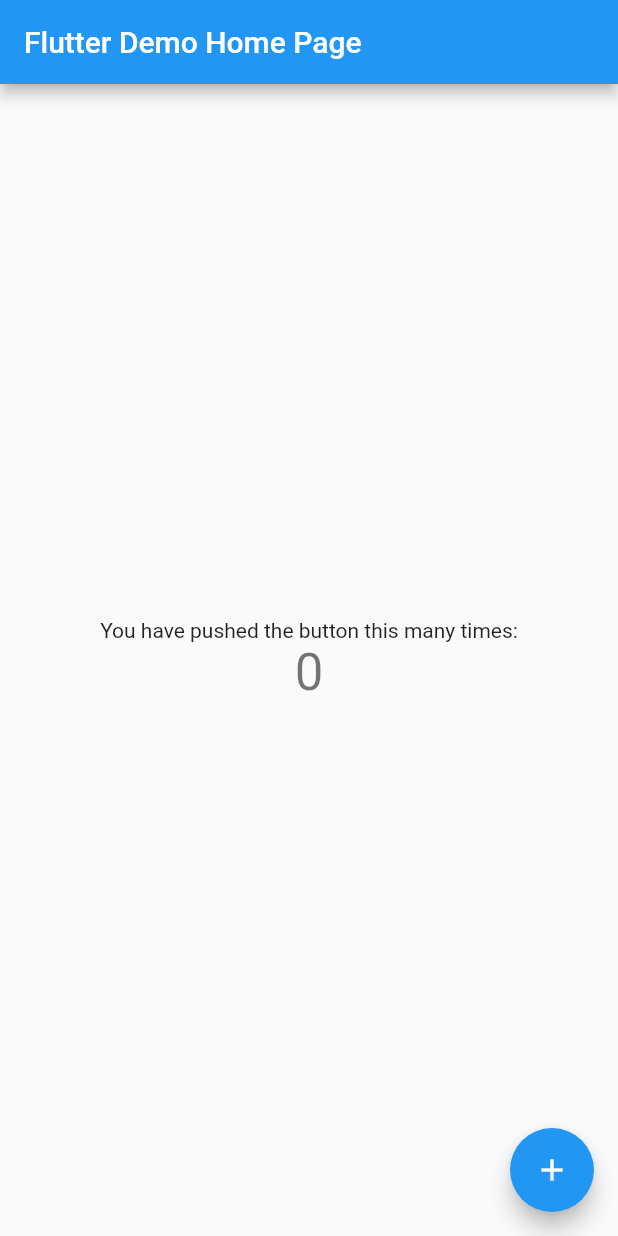
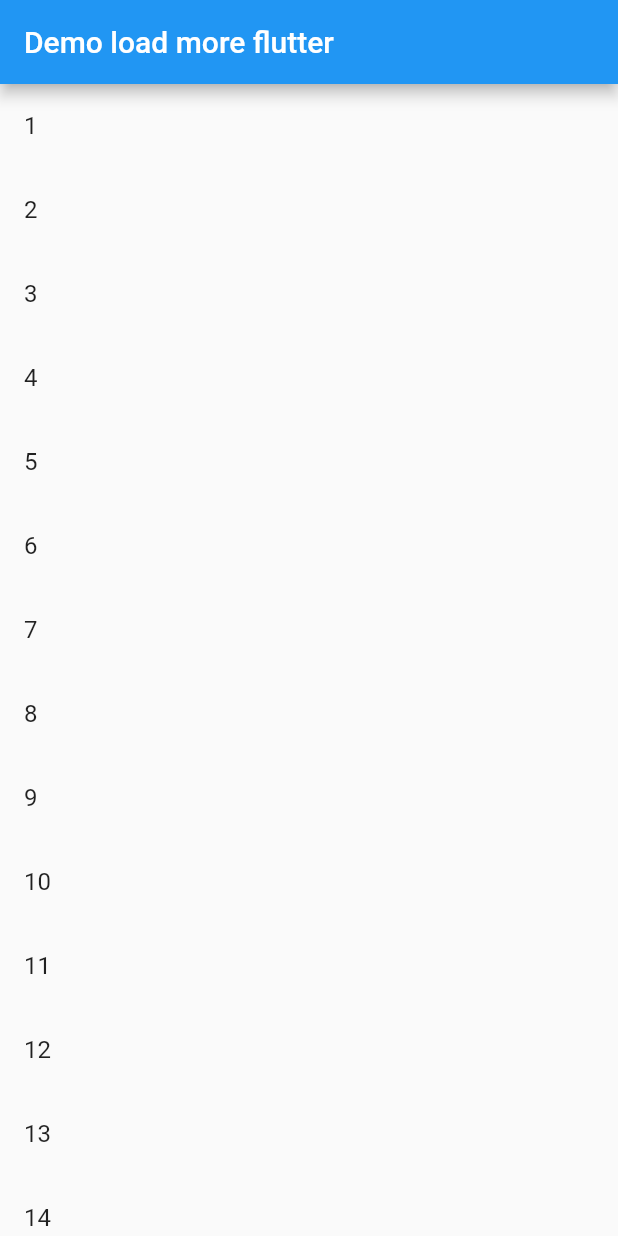
Before and after one commit to kanari3/load_more_notifier_provider_flutter, a Flutter app: the screen it shows after launch, on a phone screen of 412 x 824 dp. Run offline on Flutter 3.47's test engine with Material 2 defaults, Android fonts, the phone set to English and light mode, and no system bars.

Commit message:
to smply

```diff
--- a/lib/main.dart
+++ b/lib/main.dart
@@ -1,111 +1,128 @@
+import 'dart:async';
 import 'package:flutter/material.dart';
 
 void main() => runApp(MyApp());
 
 class MyApp extends StatelessWidget {
-  // This widget is the root of your application.
   @override
   Widget build(BuildContext context) {
     return MaterialApp(
       title: 'Flutter Demo',
-      theme: ThemeData(
-        // This is the theme of your application.
-        //
-        // Try running your application with "flutter run". You'll see the
-        // application has a blue toolbar. Then, without quitting the app, try
-        // changing the primarySwatch below to Colors.green and then invoke
-        // "hot reload" (press "r" in the console where you ran "flutter run",
-        // or simply save your changes to "hot reload" in a Flutter IDE).
-        // Notice that the counter didn't reset back to zero; the application
-        // is not restarted.
-        primarySwatch: Colors.blue,
-      ),
-      home: MyHomePage(title: 'Flutter Demo Home Page'),
+      theme: ThemeData.light(),
+      home: MyHomePage(),
     );
   }
 }
 
 class MyHomePage extends StatefulWidget {
-  MyHomePage({Key key, this.title}) : super(key: key);
-
-  // This widget is the home page of your application. It is stateful, meaning
-  // that it has a State object (defined below) that contains fields that affect
-  // how it looks.
-
-  // This class is the configuration for the state. It holds the values (in this
-  // case the title) provided by the parent (in this case the App widget) and
-  // used by the build method of the State. Fields in a Widget subclass are
-  // always marked "final".
-
-  final String title;
-
   @override
   _MyHomePageState createState() => _MyHomePageState();
 }
 
 class _MyHomePageState extends State<MyHomePage> {
-  int _counter = 0;
 
-  void _incrementCounter() {
-    setState(() {
-      // This call to setState tells the Flutter framework that something has
-      // changed in this State, which causes it to rerun the build method below
-      // so that the display can reflect the updated values. If we changed
-      // _counter without calling setState(), then the build method would not be
-      // called again, and so nothing would appear to happen.
-      _counter++;
+  final datas = List.generate(20, (i) => i + 1);
+  final scrollController = ScrollController();
+  bool isLoading = false;
+  final scaffoldKey = GlobalKey<ScaffoldState>();
+
+  @override
+  void initState() {
+    super.initState();
+    scrollController.addListener(() {
+      if (scrollController.position.maxScrollExtent ==
+          scrollController.offset) {
+        loadMore();
+      }
     });
   }
 
   @override
+  void dispose() {
+    scrollController.dispose();
+    super.dispose();
+  }
+
+  @override
   Widget build(BuildContext context) {
-    // This method is rerun every time setState is called, for instance as done
-    // by the _incrementCounter method above.
-    //
-    // The Flutter framework has been optimized to make rerunning build methods
-    // fast, so that you can just rebuild anything that needs updating rather
-    // than having to individually change instances of widgets.
     return Scaffold(
+      key: scaffoldKey,
       appBar: AppBar(
-        // Here we take the value from the MyHomePage object that was created by
-        // the App.build method, and use it to set our appbar title.
-        title: Text(widget.title),
+        title: Text('Demo load more flutter'),
       ),
-      body: Center(
-        // Center is a layout widget. It takes a single child and positions it
-        // in the middle of the parent.
-        child: Column(
-          // Column is also a layout widget. It takes a list of children and
-          // arranges them vertically. By default, it sizes itself to fit its
-          // children horizontally, and tries to be as tall as its parent.
-          //
-          // Invoke "debug painting" (press "p" in the console, choose the
-          // "Toggle Debug Paint" action from the Flutter Inspector in Android
-          // Studio, or the "Toggle Debug Paint" command in Visual Studio Code)
-          // to see the wireframe for each widget.
-          //
-          // Column has various properties to control how it sizes itself and
-          // how it positions its children. Here we use mainAxisAlignment to
-          // center the children vertically; the main axis here is the vertical
-          // axis because Columns are vertical (the cross axis would be
-          // horizontal).
-          mainAxisAlignment: MainAxisAlignment.center,
-          children: <Widget>[
-            Text(
-              'You have pushed the button this many times:',
-            ),
-            Text(
-              '$_counter',
-              style: Theme.of(context).textTheme.display1,
-            ),
-          ],
+
+
+
+      body: RefreshIndicator(
+        child: ListView.builder(
+          controller: scrollController,
+          itemBuilder: (BuildContext context, int index) {
+            if (index < datas.length) {
+              return ListTile(
+                title: Text('${datas[index]}'),
+              );
+            }
+
+            return Center(
+              child: Opacity(
+                opacity: isLoading ? 1.0 : 0.0,
+                child: CircularProgressIndicator(),
+              ),
+            );
+          },
+          itemCount: datas.length + 1,
         ),
+        onRefresh: () async {
+          datas
+            ..clear()
+            ..addAll(await fetchDatas(1, 21));
+
+          setState(() {});
+        },
       ),
-      floatingActionButton: FloatingActionButton(
-        onPressed: _incrementCounter,
-        tooltip: 'Increment',
-        child: Icon(Icons.add),
-      ), // This trailing comma makes auto-formatting nicer for build methods.
     );
   }
+
+  loadMore() async {
+    if (!isLoading) {
+      setState(() => isLoading = true);
+
+      if (datas.length >= 79) {
+        await Future.delayed(Duration(seconds: 3));
+        setState(() => isLoading = false);
+        await makeAnimation();
+        scaffoldKey.currentState?.showSnackBar(
+          SnackBar(
+            content: Text('Get max data!'),
+          ),
+        );
+        return;
+      }
+
+      final newDatas = await fetchDatas(datas.length + 1, datas.length + 21);
+      datas.addAll(newDatas);
+      isLoading = false;
+      setState(() {});
+    }
+  }
+
+  makeAnimation() async {
+    final offsetFromBottom =
+        scrollController.position.maxScrollExtent - scrollController.offset;
+    if (offsetFromBottom < 50) {
+      await scrollController.animateTo(
+        scrollController.offset - (50 - offsetFromBottom),
+        duration: Duration(milliseconds: 500),
+        curve: Curves.easeOut,
+      );
+    }
+  }
+
+  Future<List<int>> fetchDatas(int start, int end) {
+    return Future.delayed(Duration(seconds: 3), () {
+      return List.generate(end - start, (i) => i + start);
+    });
+  }
+
+
 }
```
